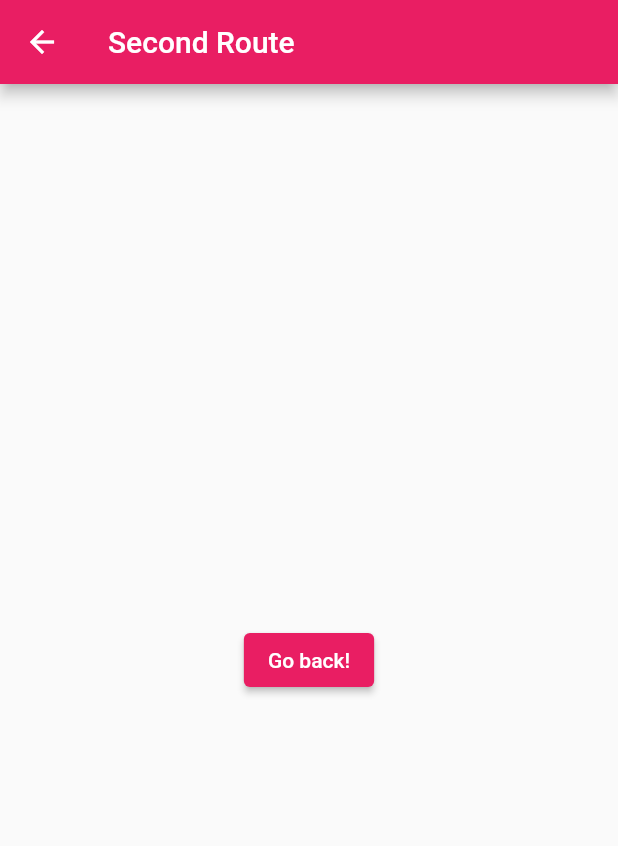
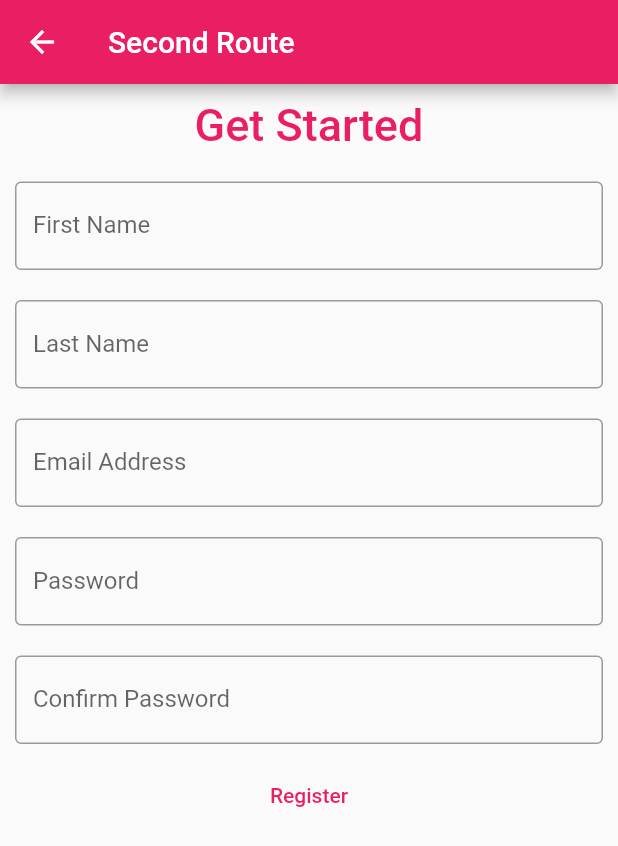
Before and after one commit to kanaild/Envest, a Flutter app: the screen it shows after launch, after a tap on "Sign up", on a phone screen of 412 x 824 dp. Shown: the top 846 px of the screen. Run offline on Flutter 3.47's test engine with Material 2 defaults, Android fonts, the phone set to English and light mode, and no system bars.

Commit message:
Added to SignUp sheet and added text fields, verifies if passwords match

```diff
--- a/lib/main.dart
+++ b/lib/main.dart
@@ -203,7 +203,7 @@ class _MyHomePageState extends State<MyHomePage> {
 
                     Navigator.push(
                       context,
-                      MaterialPageRoute(builder: (context) => const SecondRoute()),
+                      MaterialPageRoute(builder: (context) => SignUp()),
                     );
                     //signup screen
                   },
@@ -215,8 +215,14 @@ class _MyHomePageState extends State<MyHomePage> {
         ));
   }
 }
-class SecondRoute extends StatelessWidget {
-  const SecondRoute({Key? key}) : super(key: key);
+class SignUp extends StatelessWidget {
+  SignUp({Key? key}) : super(key: key);
+  TextEditingController firstNameController = TextEditingController();
+  TextEditingController lastNameController = TextEditingController();
+  TextEditingController emailAddressController = TextEditingController();
+  TextEditingController passwordController = TextEditingController();
+  TextEditingController confirmPassworController = TextEditingController();
+
 
   @override
   Widget build(BuildContext context) {
@@ -224,16 +230,83 @@ class SecondRoute extends StatelessWidget {
     appBar: AppBar(
       title: const Text('Second Route'),
     ),
-    body: Center(
-      child: ElevatedButton(
-        onPressed: () {
-          Navigator.pop(context);
-        },
-        child: const Text('Go back!'),
-      ),
-    ),
-  );
-}
+      body: ListView(
+          children: <Widget>[
+            Container(
+                alignment: Alignment.center,
+                padding: const EdgeInsets.all(10),
+                child: const Text(
+                  'Get Started',
+                  style: TextStyle(
+                      color: Colors.pink,
+                      fontWeight: FontWeight.w500,
+                      fontSize: 30),
+                )),
+            Container(
+              padding: const EdgeInsets.all(10),
+              child: TextField(
+                controller: firstNameController,
+                decoration: const InputDecoration(
+                  border: OutlineInputBorder(),
+                  labelText: 'First Name',
+                ),
+              ),
+            ),
+            Container(
+              padding: const EdgeInsets.all(10),
+              child: TextField(
+                controller: lastNameController,
+                decoration: const InputDecoration(
+                  border: OutlineInputBorder(),
+                  labelText: 'Last Name',
+                ),
+              ),
+            ),
+            Container(
+              padding: const EdgeInsets.all(10),
+              child: TextField(
+                controller: emailAddressController,
+                decoration: const InputDecoration(
+                  border: OutlineInputBorder(),
+                  labelText: 'Email Address',
+                ),
+              ),
+            ),
+            Container(
+              padding: const EdgeInsets.all(10),
+              child: TextField(
+                controller: passwordController,
+                decoration: const InputDecoration(
+                  border: OutlineInputBorder(),
+                  labelText: 'Password',
+                ),
+              ),
+            ),
+            Container(
+              padding: const EdgeInsets.all(10),
+              child: TextField(
+                controller: confirmPassworController,
+                decoration: const InputDecoration(
+                  border: OutlineInputBorder(),
+                  labelText: 'Confirm Password',
+                ),
+              ),
+            ),
+            TextButton(
+              onPressed: () {
+                if(passwordController.text==confirmPassworController.text) {
+                  Navigator.push(
+                    context,
+                    MaterialPageRoute(builder: (context) => const LogIn()),
+                  );
+                }
+                //LogIn Screen after hitting register button
+              },
+              child: const Text('Register',),
+            ),
+          ],
+      ));
+  }
 }
 
 class ThirdRoute extends StatelessWidget {
@@ -266,14 +339,26 @@ class LogIn extends StatelessWidget {
       appBar: AppBar(
         title: const Text('Preferences'),
       ),
-      body: Center(
-        child: ElevatedButton(
+      body: ListView(
+          children: <Widget>[
+      Container(
+      alignment: Alignment.center,
+          padding: const EdgeInsets.all(10),
+          child: const Text(
+            'Envest',
+            style: TextStyle(
+                color: Colors.pink,
+                fontWeight: FontWeight.w500,
+                fontSize: 30),
+          )),
+    ]
+      ));
+    /*    child: ElevatedButton(
           onPressed: () {
             Navigator.pop(context);
           },
           child: const Text('In the works'),
         ),
-      ),
-    );
+    */
   }
 }
```
